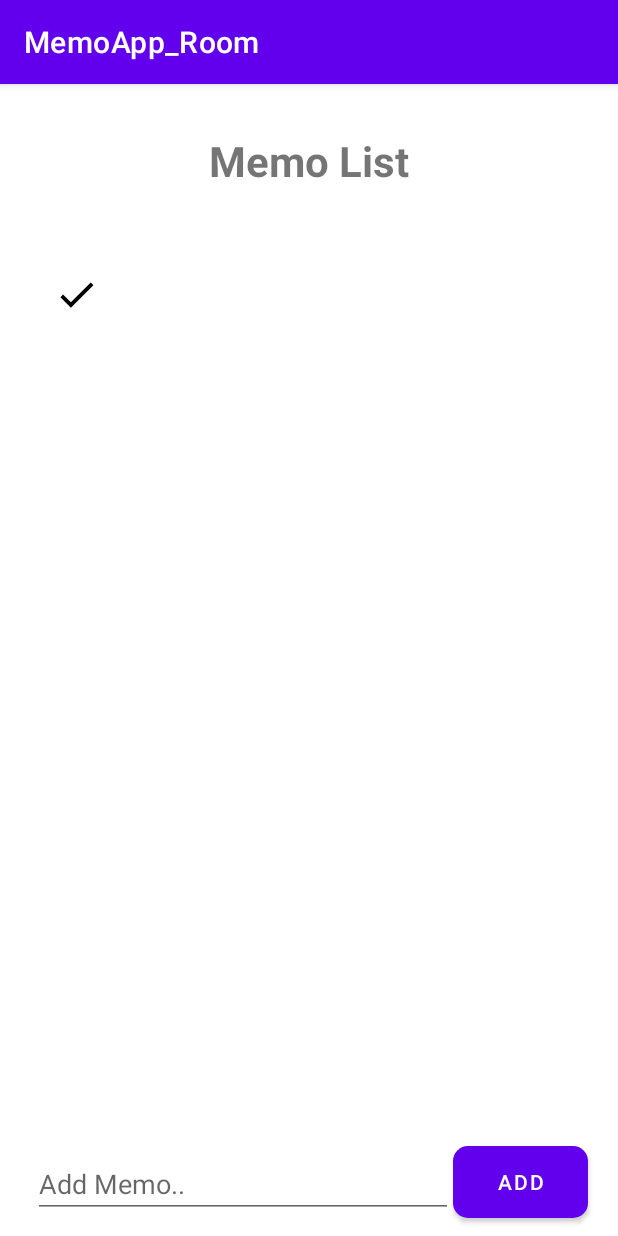
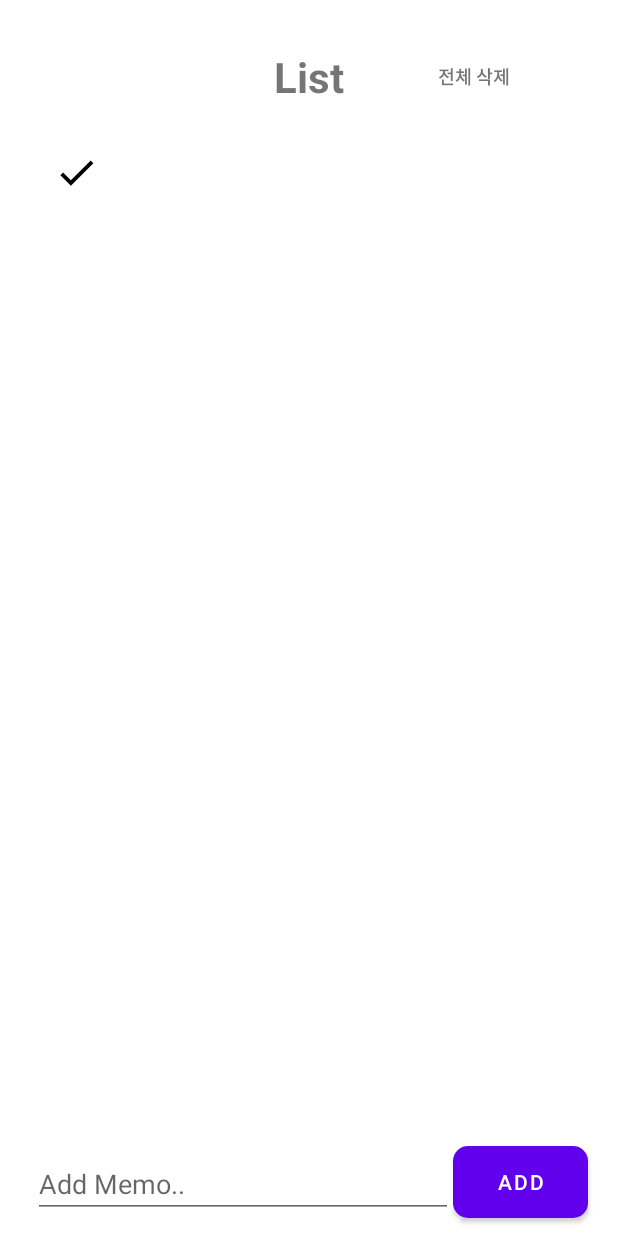
Before and after one commit to yunju1018/MemoApp_Room, an Android app: the screen it shows after launch (MainActivity), after a tap on "ADD", on a phone screen of 412 x 824 dp. Run offline under Robolectric (Android 15) with nearby library versions, the phone set to English and light mode, and no system bars; our stand-ins replace Room's generated code, data binding.

```diff
--- a/app/build.gradle
+++ b/app/build.gradle
@@ -46,6 +46,8 @@ dependencies {
 
     implementation 'androidx.core:core-ktx:1.7.0'
 
+    implementation 'org.jetbrains.kotlinx:kotlinx-coroutines-android:1.3.9'
+
     implementation 'androidx.appcompat:appcompat:1.6.1'
     implementation 'com.google.android.material:material:1.9.0'
     implementation 'androidx.constraintlayout:constraintlayout:2.1.4'
--- a/app/src/main/java/com/example/memoapp_room/MainActivity.kt
+++ b/app/src/main/java/com/example/memoapp_room/MainActivity.kt
@@ -1,15 +1,16 @@
 package com.example.memoapp_room
 
 import android.annotation.SuppressLint
-import android.os.AsyncTask
 import android.os.Bundle
+import android.util.Log
 import androidx.appcompat.app.AppCompatActivity
 import androidx.databinding.DataBindingUtil
 import com.example.memoapp_room.databinding.ActivityMainBinding
+import kotlinx.coroutines.*
 
 @SuppressLint("StaticFieldLeak")
 class MainActivity : AppCompatActivity(), OnDeleteListener {
-
+    lateinit var myAdapter: MyAdapter
     lateinit var binding: ActivityMainBinding
     lateinit var db: MemoDataBase
     var memoList = listOf<MemoEntity>()
@@ -17,65 +18,79 @@ class MainActivity : AppCompatActivity(), OnDeleteListener {
         super.onCreate(savedInstanceState)
         binding = DataBindingUtil.setContentView(this, R.layout.activity_main)
 
-        db = MemoDataBase.getInstance(this)!!
+        MemoDataBase.getInstance(this)?.let {
+            db = it
+        }
+
+        setLayout()
+    }
+
+    private fun setLayout() {
+        myAdapter = MyAdapter(this, this)
+
+        binding.recyclerView.adapter = myAdapter
 
         binding.button.setOnClickListener {
             val memo = MemoEntity(null, binding.edtMemo.text.toString())
-            insertMemo(memo)
+            runBlocking {
+                insertMemo(memo)
+            }
             binding.edtMemo.setText("")
         }
 
+        binding.deleteAll.setOnClickListener {
+            runBlocking {
+                deleteAll()
+            }
+        }
+
+        runBlocking {
+            getAllMemos()
+        }
+    }
+
+    private suspend fun insertMemo(memo: MemoEntity) {
+        // Background Thread 사용 (CoroutineScope)
+        CoroutineScope(Dispatchers.IO).launch {
+            db.memoDAO().insertMemo(memo)
+            Log.d("yj", "CoroutineScope insertMemo")
+        }.join()
         getAllMemos()
     }
 
-    fun insertMemo(memo: MemoEntity) {
-        // Background Thread 사용
-        val insertTask = object : AsyncTask<Unit, Unit, Unit>() {
-            override fun doInBackground(vararg p0: Unit?) {
-                db.memoDAO().insertMemo(memo)
-            }
-
-            override fun onPostExecute(result: Unit?) {
-                super.onPostExecute(result)
-                getAllMemos()
-            }
-        }
-        insertTask.execute()
+    private suspend fun getAllMemos() {
+        CoroutineScope(Dispatchers.IO).launch {
+            memoList = db.memoDAO().getAll()
+            Log.d("yj", "CoroutineScope getAllMemos")
+        }.join()
+        changeMemoList(memoList)
     }
 
-    fun getAllMemos() {
-        val getAllTask = object : AsyncTask<Unit, Unit, Unit>() {
-            override fun doInBackground(vararg p0: Unit?) {
-                memoList = db.memoDAO().getAll()
-            }
-
-            override fun onPostExecute(result: Unit?) {
-                super.onPostExecute(result)
-                setRecyclerView(memoList)
-            }
-        }
-        getAllTask.execute()
+    private suspend fun deleteMemo(memo: MemoEntity) {
+        CoroutineScope(Dispatchers.IO).launch {
+            Log.d("yj", "CoroutineScope deleteMemo")
+            db.memoDAO().delete(memo)
+        }.join()
+        getAllMemos()
     }
 
-    fun deleteMemo(memo: MemoEntity) {
-        val deleteTask = object : AsyncTask<Unit, Unit, Unit>() {
-            override fun doInBackground(vararg p0: Unit?) {
-                db.memoDAO().delete(memo)
-            }
-
-            override fun onPostExecute(result: Unit?) {
-                super.onPostExecute(result)
-                getAllMemos()
-            }
-        }
-        deleteTask.execute()
+    private suspend fun deleteAll() {
+        CoroutineScope(Dispatchers.IO).launch {
+            db.memoDAO().deleteAll()
+            Log.d("yj", "CoroutineScope deleteAll")
+        }.join()
+        getAllMemos()
     }
 
-    fun setRecyclerView(memoList: List<MemoEntity>) {
-        binding.recyclerView.adapter = MyAdapter(this, memoList, this)
+    private fun changeMemoList(memoList: List<MemoEntity>) {
+        myAdapter.setList(memoList)
+        Log.d("yj", "setRecyclerView().Called")
     }
 
     override fun onDeleteListener(memo: MemoEntity) {
-        deleteMemo(memo)
+        Log.d("yj", "onDeleteListener.Called")
+        runBlocking {
+            deleteMemo(memo)
+        }
     }
 }
--- a/app/src/main/java/com/example/memoapp_room/MemoDAO.kt
+++ b/app/src/main/java/com/example/memoapp_room/MemoDAO.kt
@@ -1,10 +1,7 @@
 package com.example.memoapp_room
 
-import androidx.room.Dao
-import androidx.room.Delete
-import androidx.room.Insert
+import androidx.room.*
 import androidx.room.OnConflictStrategy.Companion.REPLACE
-import androidx.room.Query
 
 // Data 접근(Access) 쿼리 정의
 @Dao
@@ -17,4 +14,7 @@ interface MemoDAO {
 
     @Delete
     fun delete(memo : MemoEntity)
+
+    @Query("DELETE FROM memo")
+    fun deleteAll()
 }
--- a/app/src/main/java/com/example/memoapp_room/MyAdapter.kt
+++ b/app/src/main/java/com/example/memoapp_room/MyAdapter.kt
@@ -1,15 +1,17 @@
 package com.example.memoapp_room
 
+import android.app.AlertDialog
 import android.content.Context
 import android.view.LayoutInflater
+import android.view.View
 import android.view.ViewGroup
 import androidx.databinding.DataBindingUtil
 import androidx.recyclerview.widget.RecyclerView
 import com.example.memoapp_room.databinding.ItemMemoBinding
 
-class MyAdapter(val context: Context, val list: List<MemoEntity>, val listener: OnDeleteListener) :
+class MyAdapter(val context: Context, val listener: OnDeleteListener) :
     RecyclerView.Adapter<MyAdapter.MyViewHolder>() {
-
+    private var memoList = listOf<MemoEntity>()
     override fun onCreateViewHolder(parent: ViewGroup, viewType: Int): MyViewHolder {
         val binding: ItemMemoBinding =
             DataBindingUtil.inflate(LayoutInflater.from(context), R.layout.item_memo, parent, false)
@@ -17,23 +19,35 @@ class MyAdapter(val context: Context, val list: List<MemoEntity>, val listener:
     }
 
     override fun getItemCount(): Int {
-        return list.size
+        return memoList.size
     }
 
     override fun onBindViewHolder(holder: MyViewHolder, position: Int) {
-        val memo: MemoEntity = list[position]
+        val memo: MemoEntity = memoList[position]
         holder.bind(memo)
     }
 
-    inner class MyViewHolder(val binding: ItemMemoBinding) : RecyclerView.ViewHolder(binding.root) {
+    fun setList(memoList: List<MemoEntity>) {
+        this.memoList = memoList
+        notifyDataSetChanged()
+    }
 
+    inner class MyViewHolder(private val binding: ItemMemoBinding) :
+        RecyclerView.ViewHolder(binding.root) {
         fun bind(memo: MemoEntity) {
             binding.textViewMemo.text = memo.memo
 
-            itemView.setOnLongClickListener {
-                listener.onDeleteListener(memo)
-                return@setOnLongClickListener true
-            }
+            itemView.setOnLongClickListener(View.OnLongClickListener {
+                AlertDialog.Builder(context)
+                    .setTitle("삭제하시겠습니까?")
+                    .setPositiveButton(
+                        "예"
+                    ) { p0, p1 -> listener.onDeleteListener(memo) }
+                    .setNegativeButton("아니오", null)
+                    .create()
+                    .show()
+                return@OnLongClickListener true
+            })
         }
     }
 }
--- a/app/src/main/res/layout/activity_main.xml
+++ b/app/src/main/res/layout/activity_main.xml
@@ -12,12 +12,27 @@
         android:layout_width="wrap_content"
         android:layout_height="wrap_content"
         android:layout_marginTop="32dp"
-        android:text="Memo List"
-        android:textSize="28dp"
+        android:text="List"
+        android:textSize="28sp"
         android:textStyle="bold"
         app:layout_constraintEnd_toEndOf="parent"
         app:layout_constraintStart_toStartOf="parent"
         app:layout_constraintTop_toTopOf="parent" />
+
+    <TextView
+        android:id="@+id/deleteAll"
+        android:layout_width="wrap_content"
+        android:layout_height="wrap_content"
+        android:layout_marginTop="32dp"
+        android:layout_marginEnd="10dp"
+        android:padding="10dp"
+        android:text="전체 삭제"
+        android:textSize="12sp"
+        android:textStyle="bold"
+        app:layout_constraintEnd_toEndOf="parent"
+        app:layout_constraintStart_toEndOf="@id/title"
+        app:layout_constraintTop_toTopOf="parent"
+        app:layout_constraintBottom_toBottomOf="@id/title"/>
 
     <androidx.recyclerview.widget.RecyclerView
         android:id="@+id/recyclerView"
--- a/app/src/main/res/layout/item_memo.xml
+++ b/app/src/main/res/layout/item_memo.xml
@@ -2,7 +2,7 @@
 <layout>
 <androidx.constraintlayout.widget.ConstraintLayout xmlns:android="http://schemas.android.com/apk/res/android"
     android:layout_width="match_parent"
-    android:layout_height="100dp"
+    android:layout_height="50dp"
     xmlns:app="http://schemas.android.com/apk/res-auto">
 
     <ImageView
--- a/app/src/main/res/values/themes.xml
+++ b/app/src/main/res/values/themes.xml
@@ -1,6 +1,6 @@
 <resources xmlns:tools="http://schemas.android.com/tools">
     <!-- Base application theme. -->
-    <style name="Theme.MemoApp_Room" parent="Theme.MaterialComponents.DayNight.DarkActionBar">
+    <style name="Theme.MemoApp_Room" parent="Theme.MaterialComponents.DayNight.NoActionBar">
         <!-- Primary brand color. -->
         <item name="colorPrimary">@color/purple_500</item>
         <item name="colorPrimaryVariant">@color/purple_700</item>
```
